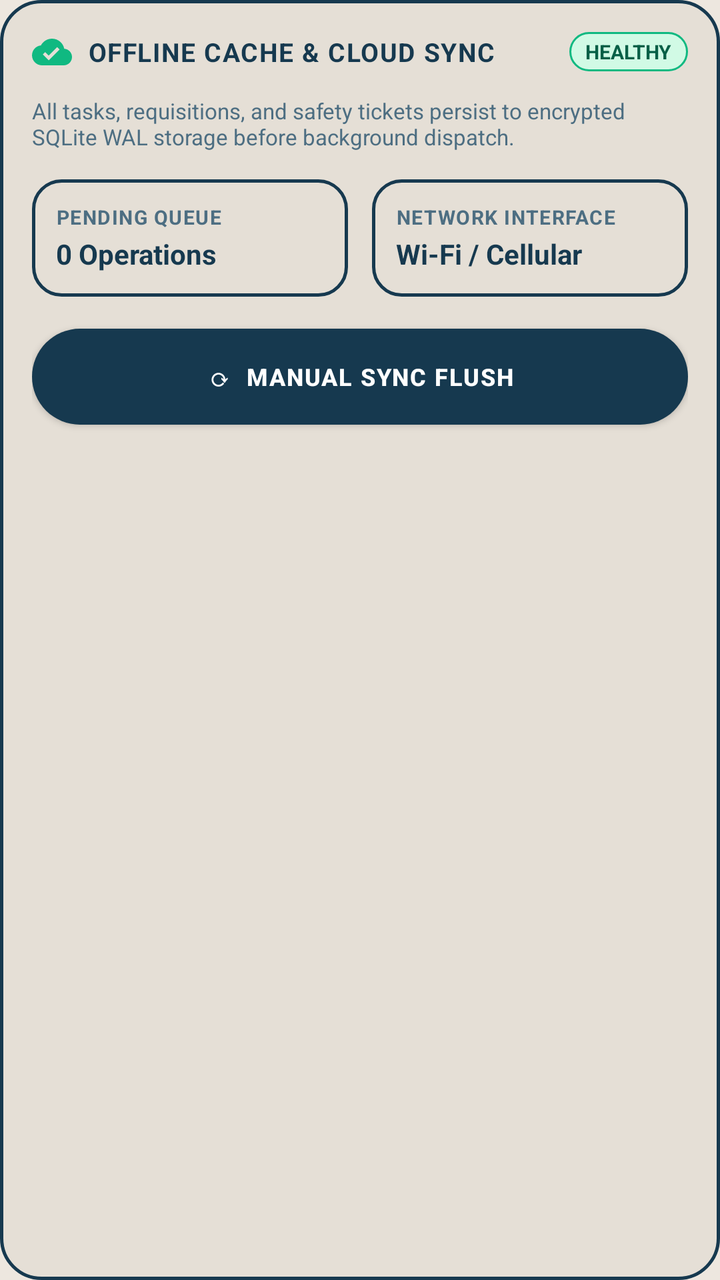
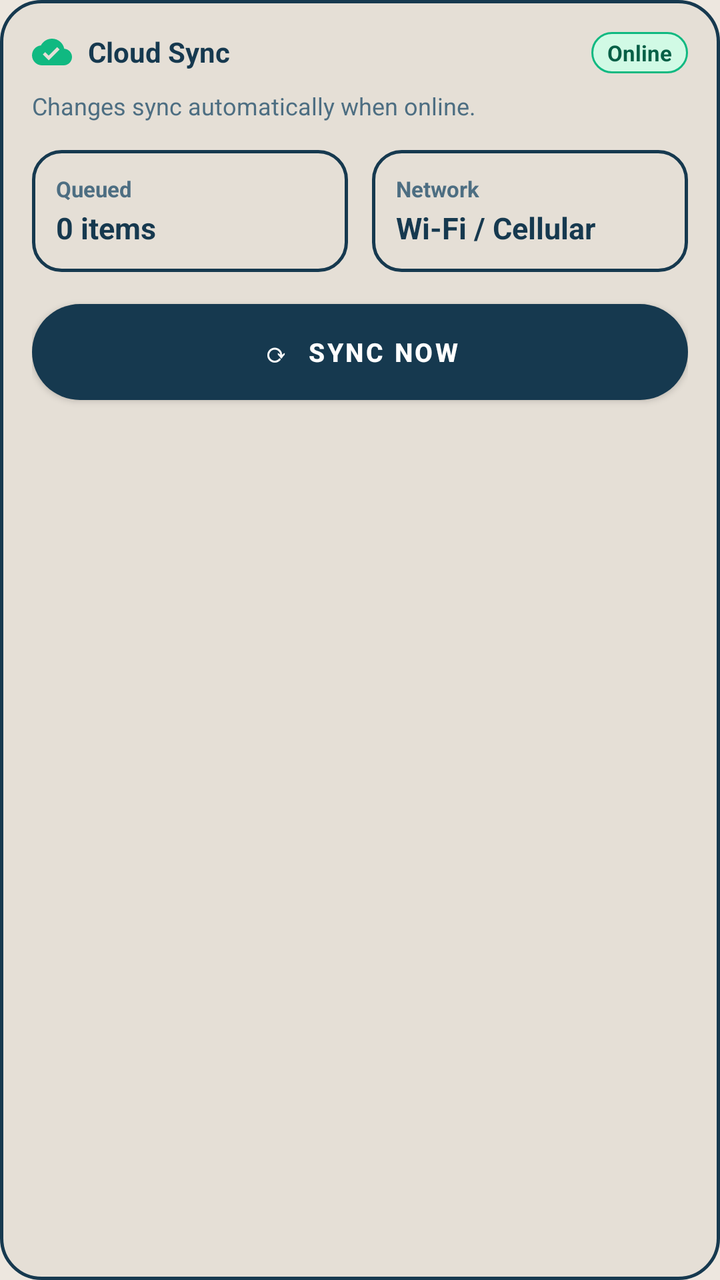

Compare the two renders of this Android layout. The source of the first and the diff that turns it into the second are given below.
<!-- AndroidManifest.xml: application theme Theme.SiteSync -->
<!-- res/layout/layout_sync_telemetry.xml -->
<?xml version="1.0" encoding="utf-8"?>
<LinearLayout xmlns:android="http://schemas.android.com/apk/res/android"
    xmlns:app="http://schemas.android.com/apk/res-auto"
    android:layout_width="match_parent"
    android:layout_height="wrap_content"
    android:orientation="vertical"
    android:background="@drawable/bg_card_outlined"
    android:padding="16dp"
    android:layout_marginTop="8dp"
    android:layout_marginBottom="24dp">

    
    <RelativeLayout
        android:layout_width="match_parent"
        android:layout_height="wrap_content"
        android:layout_marginBottom="12dp">

        <LinearLayout
            android:layout_width="wrap_content"
            android:layout_height="wrap_content"
            android:orientation="horizontal"
            android:gravity="center_vertical">

            <ImageView
                android:id="@+id/ivTelemetrySyncIcon"
                android:layout_width="20dp"
                android:layout_height="20dp"
                android:src="@drawable/ic_cloud_done"
                app:tint="@color/status_green"
                android:layout_marginEnd="8dp" />

            <TextView
                android:layout_width="wrap_content"
                android:layout_height="wrap_content"
                android:text="OFFLINE CACHE &amp; CLOUD SYNC"
                android:textColor="@color/text_oxide_primary"
                android:textSize="13sp"
                android:textStyle="bold"
                android:letterSpacing="0.04" />
        </LinearLayout>

        <TextView
            android:id="@+id/tvRoomDbStatusPill"
            android:layout_width="wrap_content"
            android:layout_height="wrap_content"
            android:layout_alignParentEnd="true"
            android:text="HEALTHY"
            android:textColor="#065F46"
            android:textSize="10sp"
            android:textStyle="bold"
            android:background="@drawable/bg_badge_optimal"
            android:paddingStart="8dp"
            android:paddingEnd="8dp"
            android:paddingTop="3dp"
            android:paddingBottom="3dp" />
    </RelativeLayout>

    <TextView
        android:layout_width="match_parent"
        android:layout_height="wrap_content"
        android:text="All tasks, requisitions, and safety tickets persist to encrypted SQLite WAL storage before background dispatch."
        android:textColor="@color/text_oxide_secondary"
        android:textSize="11sp"
        android:layout_marginBottom="14dp" />

    
    <LinearLayout
        android:layout_width="match_parent"
        android:layout_height="wrap_content"
        android:orientation="horizontal"
        android:layout_marginBottom="16dp">

        
        <LinearLayout
            android:layout_width="0dp"
            android:layout_height="wrap_content"
            android:layout_weight="1"
            android:orientation="vertical"
            android:background="@drawable/bg_rounded_input"
            android:padding="12dp"
            android:layout_marginEnd="6dp">

            <TextView
                android:layout_width="wrap_content"
                android:layout_height="wrap_content"
                android:text="PENDING QUEUE"
                android:textColor="@color/text_oxide_secondary"
                android:textSize="10sp"
                android:textStyle="bold"
                android:letterSpacing="0.05" />

            <TextView
                android:id="@+id/tvPendingSyncCount"
                android:layout_width="wrap_content"
                android:layout_height="wrap_content"
                android:text="0 Operations"
                android:textColor="@color/text_oxide_primary"
                android:textSize="14sp"
                android:textStyle="bold"
                android:layout_marginTop="2dp" />
        </LinearLayout>

        
        <LinearLayout
            android:layout_width="0dp"
            android:layout_height="wrap_content"
            android:layout_weight="1"
            android:orientation="vertical"
            android:background="@drawable/bg_rounded_input"
            android:padding="12dp"
            android:layout_marginStart="6dp">

            <TextView
                android:layout_width="wrap_content"
                android:layout_height="wrap_content"
                android:text="NETWORK INTERFACE"
                android:textColor="@color/text_oxide_secondary"
                android:textSize="10sp"
                android:textStyle="bold"
                android:letterSpacing="0.05" />

            <TextView
                android:id="@+id/tvNetworkInterface"
                android:layout_width="wrap_content"
                android:layout_height="wrap_content"
                android:text="Wi-Fi / Cellular"
                android:textColor="@color/text_oxide_primary"
                android:textSize="14sp"
                android:textStyle="bold"
                android:layout_marginTop="2dp" />
        </LinearLayout>
    </LinearLayout>

    
    <com.google.android.material.button.MaterialButton
        android:id="@+id/btnManualSyncFlush"
        android:layout_width="match_parent"
        android:layout_height="48dp"
        android:background="@drawable/bg_pill_primary"
        app:backgroundTint="@null"
        android:text="⟳  MANUAL SYNC FLUSH"
        android:textColor="@color/text_on_oxide_white"
        android:textSize="12sp"
        android:textStyle="bold"
        android:letterSpacing="0.05" />

</LinearLayout>
<!-- resources referenced by this layout -->
<resources>
  <color name="status_green">#10B981</color>
  <color name="text_on_oxide_white">#FFFFFF</color>
  <color name="text_oxide_primary">#16394F</color>
  <color name="text_oxide_secondary">#4D6E82</color>
  <!-- drawable bg_badge_optimal (drawable) -->
  <?xml version="1.0" encoding="utf-8"?>
  <shape xmlns:android="http://schemas.android.com/apk/res/android"
      android:shape="rectangle">
      <solid android:color="#D1FAE5" />
      <stroke
          android:width="1dp"
          android:color="#10B981" />
      <corners android:radius="12dp" />
  </shape>
  <!-- drawable bg_card_outlined (drawable) -->
  <?xml version="1.0" encoding="utf-8"?>
  <shape xmlns:android="http://schemas.android.com/apk/res/android"
      android:shape="rectangle">
      <solid android:color="@color/warm_ash_surface" />
      <stroke
          android:width="1.5dp"
          android:color="@color/stroke_oxide_blue" />
      <corners android:radius="20dp" />
  </shape>
  <!-- drawable bg_pill_primary (drawable) -->
  <?xml version="1.0" encoding="utf-8"?>
  <ripple xmlns:android="http://schemas.android.com/apk/res/android"
      android:color="@color/oxide_blue_dark">
      <item>
          <shape android:shape="rectangle">
              <solid android:color="@color/oxide_blue_primary" />
              <corners android:radius="24dp" />
          </shape>
      </item>
  </ripple>
  <!-- drawable bg_rounded_input (drawable) -->
  <?xml version="1.0" encoding="utf-8"?>
  <shape xmlns:android="http://schemas.android.com/apk/res/android"
      android:shape="rectangle">
      <solid android:color="@color/warm_ash_surface" />
      <stroke
          android:width="1.5dp"
          android:color="@color/stroke_oxide_blue" />
      <corners android:radius="14dp" />
  </shape>
  <!-- drawable ic_cloud_done (drawable) -->
  <vector xmlns:android="http://schemas.android.com/apk/res/android"
      android:width="24dp"
      android:height="24dp"
      android:viewportWidth="24"
      android:viewportHeight="24">
    <path
        android:fillColor="#FF10B981"
        android:pathData="M19.35,10.04C18.67,6.59 15.64,4 12,4 9.11,4 6.6,5.64 5.35,8.04 2.34,8.36 0,10.91 0,14c0,3.31 2.69,6 6,6h13c2.76,0 5,-2.24 5,-5 0,-2.64 -2.05,-4.78 -4.65,-4.96zM10,17l-3.5,-3.5 1.41,-1.41L10,14.17 15.09,9.09 16.5,10.5 10,17z"/>
  </vector>
  <color name="warm_ash_surface">#E5DFD6</color>
  <color name="stroke_oxide_blue">#16394F</color>
  <color name="oxide_blue_dark">#0E2636</color>
  <color name="oxide_blue_primary">#16394F</color>
  <color name="warm_ash_base">#EDE7DF</color>
  <color name="oxide_blue_light">#24526E</color>
  <color name="text_oxide_muted">#7E98A8</color>
  <!-- unchanged entries left out for length: 1 -->
</resources>

<!-- the commit's change to res/layout/layout_sync_telemetry.xml (unified diff, before → after) -->
@@ -13,7 +13,7 @@
     <RelativeLayout
         android:layout_width="match_parent"
         android:layout_height="wrap_content"
-        android:layout_marginBottom="12dp">
+        android:layout_marginBottom="8dp">
 
         <LinearLayout
             android:layout_width="wrap_content"
@@ -32,11 +32,10 @@
             <TextView
                 android:layout_width="wrap_content"
                 android:layout_height="wrap_content"
-                android:text="OFFLINE CACHE &amp; CLOUD SYNC"
+                android:text="Cloud Sync"
                 android:textColor="@color/text_oxide_primary"
-                android:textSize="13sp"
-                android:textStyle="bold"
-                android:letterSpacing="0.04" />
+                android:textSize="14sp"
+                android:textStyle="bold" />
         </LinearLayout>
 
         <TextView
@@ -44,9 +43,9 @@
             android:layout_width="wrap_content"
             android:layout_height="wrap_content"
             android:layout_alignParentEnd="true"
-            android:text="HEALTHY"
+            android:text="Online"
             android:textColor="#065F46"
-            android:textSize="10sp"
+            android:textSize="11sp"
             android:textStyle="bold"
             android:background="@drawable/bg_badge_optimal"
             android:paddingStart="8dp"
@@ -58,9 +57,9 @@
     <TextView
         android:layout_width="match_parent"
         android:layout_height="wrap_content"
-        android:text="All tasks, requisitions, and safety tickets persist to encrypted SQLite WAL storage before background dispatch."
+        android:text="Changes sync automatically when online."
         android:textColor="@color/text_oxide_secondary"
-        android:textSize="11sp"
+        android:textSize="12sp"
         android:layout_marginBottom="14dp" />
 
     
@@ -83,19 +82,18 @@
             <TextView
                 android:layout_width="wrap_content"
                 android:layout_height="wrap_content"
-                android:text="PENDING QUEUE"
+                android:text="Queued"
                 android:textColor="@color/text_oxide_secondary"
-                android:textSize="10sp"
-                android:textStyle="bold"
-                android:letterSpacing="0.05" />
+                android:textSize="11sp"
+                android:textStyle="bold" />
 
             <TextView
                 android:id="@+id/tvPendingSyncCount"
                 android:layout_width="wrap_content"
                 android:layout_height="wrap_content"
-                android:text="0 Operations"
+                android:text="0 items"
                 android:textColor="@color/text_oxide_primary"
-                android:textSize="14sp"
+                android:textSize="15sp"
                 android:textStyle="bold"
                 android:layout_marginTop="2dp" />
         </LinearLayout>
@@ -113,11 +111,10 @@
             <TextView
                 android:layout_width="wrap_content"
                 android:layout_height="wrap_content"
-                android:text="NETWORK INTERFACE"
+                android:text="Network"
                 android:textColor="@color/text_oxide_secondary"
-                android:textSize="10sp"
-                android:textStyle="bold"
-                android:letterSpacing="0.05" />
+                android:textSize="11sp"
+                android:textStyle="bold" />
 
             <TextView
                 android:id="@+id/tvNetworkInterface"
@@ -125,7 +122,7 @@
                 android:layout_height="wrap_content"
                 android:text="Wi-Fi / Cellular"
                 android:textColor="@color/text_oxide_primary"
-                android:textSize="14sp"
+                android:textSize="15sp"
                 android:textStyle="bold"
                 android:layout_marginTop="2dp" />
         </LinearLayout>
@@ -138,10 +135,9 @@
         android:layout_height="48dp"
         android:background="@drawable/bg_pill_primary"
         app:backgroundTint="@null"
-        android:text="⟳  MANUAL SYNC FLUSH"
+        android:text="⟳  Sync Now"
         android:textColor="@color/text_on_oxide_white"
-        android:textSize="12sp"
-        android:textStyle="bold"
-        android:letterSpacing="0.05" />
+        android:textSize="13sp"
+        android:textStyle="bold" />
 
 </LinearLayout>
